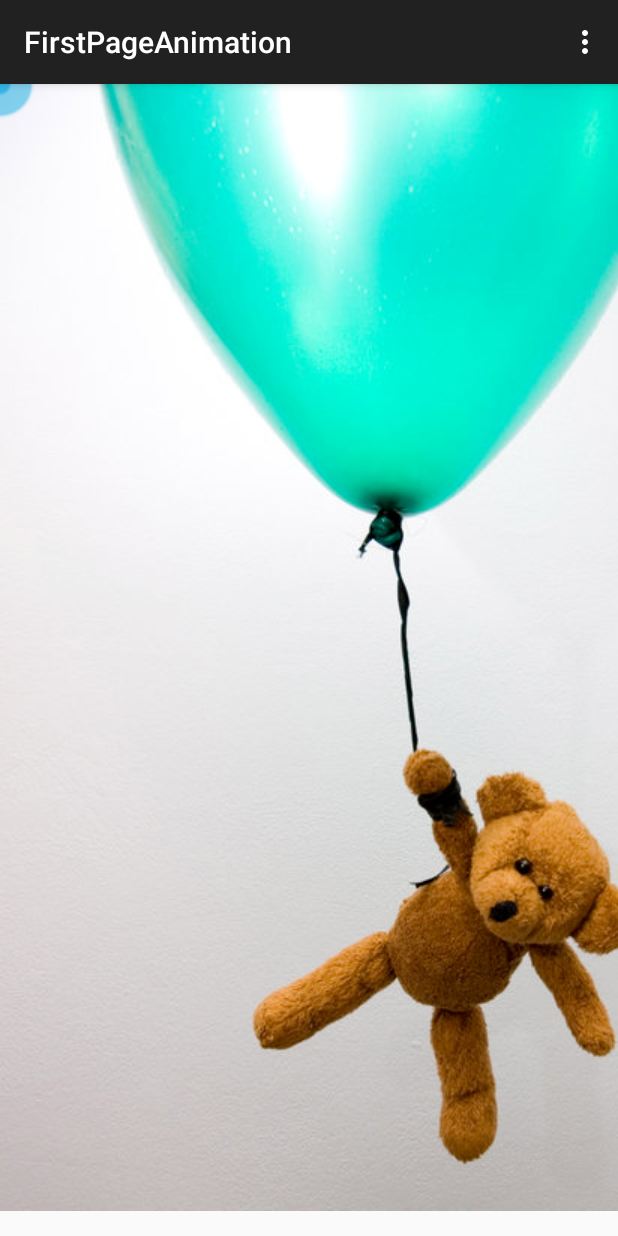
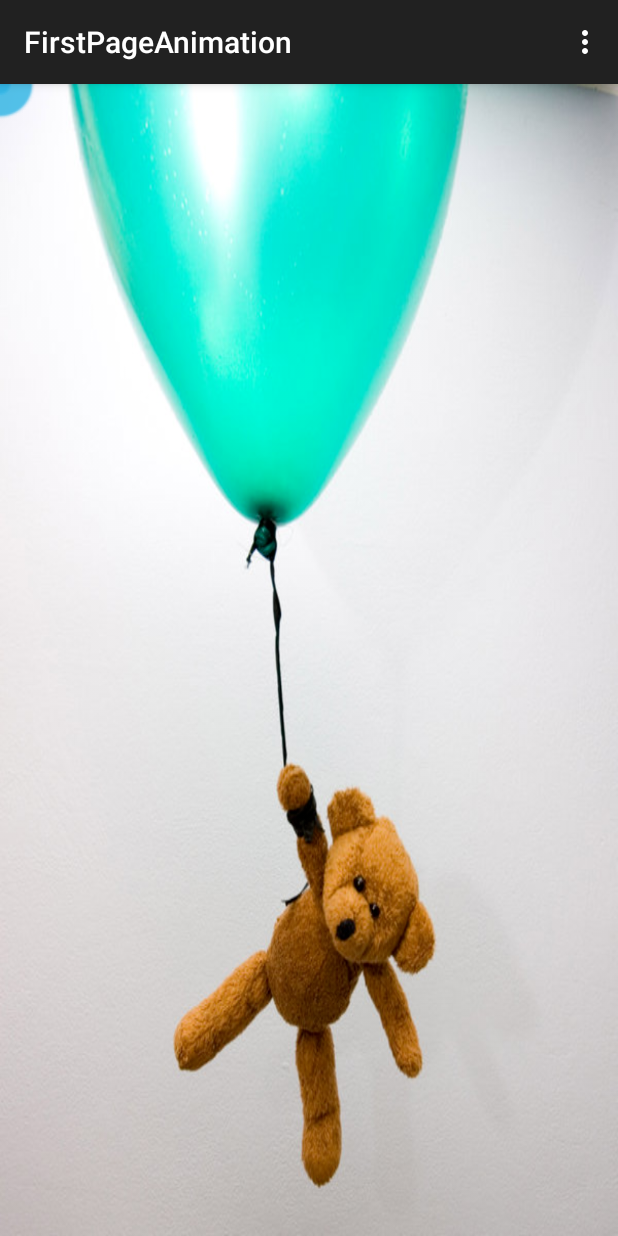
Before and after one commit to raluca-elena/intuition, an Android app: the screen it shows after launch (FirstPageAnimation), after a tap on "ANIMATION", on a phone screen of 412 x 824 dp. Run offline under Robolectric (Android 15) with nearby library versions, the phone set to English and light mode, and no system bars.

Commit message:
set background staticly and use it by adding a new view not replacing it

```diff
--- a/app/src/main/java/com/example/android/momintuition/CircularSeekBar.java
+++ b/app/src/main/java/com/example/android/momintuition/CircularSeekBar.java
@@ -12,6 +12,7 @@ import android.graphics.Color;
 import android.graphics.Paint;
 import android.graphics.RectF;
 import android.util.AttributeSet;
+import android.util.Log;
 import android.view.MotionEvent;
 import android.view.View;
 
@@ -50,6 +51,12 @@ public class CircularSeekBar extends View {
 	/** The height of the view */
 	private int height;
 
+	private static boolean alreadyDone = false;
+
+
+
+	private int dividew = 1;
+	private int divideh = 1;
 	/** The maximum progress amount */
 	private int maxProgress = 100;
 
@@ -107,6 +114,8 @@ public class CircularSeekBar extends View {
 	 */
 	private float markPointY;
 
+	public Canvas c = null;
+
 	/**
 	 * The adjustment factor. This adds an adjustment of the specified size to
 	 * both sides of the progress bar, allowing touch events to be processed
@@ -130,6 +139,13 @@ public class CircularSeekBar extends View {
 	private boolean CALLED_FROM_ANGLE = false;
 
 	private boolean SHOW_SEEKBAR = true;
+
+	public void adjustRadius( int w, int h){
+
+		dividew = w;
+		divideh = h;
+
+	}
 
 	/** The rectangle containing our circles and arcs. */
 	private RectF rect = new RectF();
@@ -208,6 +224,8 @@ public class CircularSeekBar extends View {
 	 */
 	public CircularSeekBar(Context context) {
 		super(context);
+		alreadyDone = true;
+
 		mContext = context;
 		initDrawable();
 	}
@@ -229,7 +247,7 @@ public class CircularSeekBar extends View {
 	@Override
 	protected void onMeasure(int widthMeasureSpec, int heightMeasureSpec) {
 		super.onMeasure(widthMeasureSpec, heightMeasureSpec);
-
+		Log.i("Circle draw", "CIRCLE");
 		width = getWidth(); // Get View Width
 		height = getHeight();// Get View Height
 
@@ -242,7 +260,7 @@ public class CircularSeekBar extends View {
 		cy = height / 2; // Center Y for circle
 
 		//aici se seteaza raza cercului
-		outerRadius = size / 2; // Radius of the outer circle
+		outerRadius = (size / 2)/Math.max(divideh, dividew); // Radius of the outer circle
 
 		innerRadius = outerRadius - barWidth; // Radius of the inner circle
 
@@ -267,13 +285,17 @@ public class CircularSeekBar extends View {
 	 */
 	@Override
 	protected void onDraw(Canvas canvas) {
+//if (!alreadyDone){
+	//Log.i("NOT already done ", "drawing background");
+	//p=new Paint();
+	//	Bitmap b=BitmapFactory.decodeResource(getResources(), R.drawable.teddy);
+	//p.setColor(Color.RED);
 
-		p=new Paint();
-		Bitmap b=BitmapFactory.decodeResource(getResources(), R.drawable.teddy);
-		p.setColor(Color.RED);
-		canvas.drawBitmap(b, 0, 0, p);
+
+	//canvas.drawBitmap(b, 0, 0, p);//}
 		//canvas.drawCircle(cx, cy, outerRadius, circleRing);
 		//aloha
+		canvas.drawColor(Color.TRANSPARENT);
 		canvas.drawArc(rect, startAngle, angle, false, innerColor);
 
 		//aloha
@@ -288,6 +310,7 @@ public class CircularSeekBar extends View {
 			drawMarkerAtProgress(canvas);
 		}
 		super.onDraw(canvas);
+		//c = canvas;
 	}
 
 	/**
@@ -299,8 +322,12 @@ public class CircularSeekBar extends View {
 	public void drawMarkerAtProgress(Canvas canvas) {
 		if (IS_PRESSED) {
 			canvas.drawBitmap(progressMarkPressed, dx, dy, null);
+			Log.i("draw parker  dx", dx + "");
+			Log.i("draw marker  dy" , dy + "");
 		} else {
 			canvas.drawBitmap(progressMark, dx, dy, null);
+			//canvas.drawBitmap(progressMarkPressed, dx, dy, null);
+
 		}
 	}
 
@@ -459,6 +486,8 @@ public class CircularSeekBar extends View {
 				int newPercent = (this.progress * 100) / this.maxProgress;
 				int newAngle = (newPercent * 360) / 100 ;
 				this.setAngle(newAngle);
+				//aloha
+
 				this.setProgressPercent(newPercent);
 			}
 			mListener.onProgressChange(this, this.getProgress());
@@ -516,6 +545,8 @@ public class CircularSeekBar extends View {
 		//circleColor.setColor(Color.TRANSPARENT);
 	}
 
+
+	//aici dar fara event
 	/*
 	 * (non-Javadoc)
 	 *
@@ -525,6 +556,10 @@ public class CircularSeekBar extends View {
 	public boolean onTouchEvent(MotionEvent event) {
 		float x = event.getX();
 		float y = event.getY();
+
+		Log.i("--moved x", x + "");
+		Log.i("--moved y", y + "");
+
 		boolean up = false;
 		switch (event.getAction()) {
 		case MotionEvent.ACTION_DOWN:
@@ -560,6 +595,7 @@ public class CircularSeekBar extends View {
 			markPointY = (float) (cy + outerRadius * Math.sin(Math.atan2(x - cx, cy - y) - (Math.PI /2)));
 
 			float degrees = (float) ((float) ((Math.toDegrees(Math.atan2(x - cx, cy - y)) + 360.0)) % 360.0);
+			Log.i("---degrees", degrees+"");
 			// and to make it count 0-360
 			if (degrees < 0) {
 				degrees += 2 * Math.PI;
--- a/app/src/main/java/com/example/android/momintuition/FirstPageAnimation.java
+++ b/app/src/main/java/com/example/android/momintuition/FirstPageAnimation.java
@@ -1,11 +1,14 @@
 package com.example.android.momintuition;
 
+import android.graphics.Canvas;
 import android.graphics.Color;
 import android.support.v7.app.ActionBarActivity;
 import android.os.Bundle;
 import android.util.Log;
 import android.view.Menu;
 import android.view.MenuItem;
+import android.view.View;
+import android.view.ViewGroup;
 import android.view.animation.Animation;
 import android.view.animation.AnimationUtils;
 import android.widget.Button;
@@ -13,23 +16,25 @@ import android.widget.Button;
 
 public class FirstPageAnimation extends ActionBarActivity {
     CircularSeekBar circularSeekbar;
+    CircularSeekBar circularSeekbar2;
+
 
     @Override
     protected void onCreate(Bundle savedInstanceState) {
         super.onCreate(savedInstanceState);
         setContentView(R.layout.activity_first_page_animation);
-        //Button btn = (Button) findViewById(R.id.animatedButton);
-        //Animation hyperspaceJump = AnimationUtils.loadAnimation(this, R.anim.hyperspace_jump);
-        //hyperspaceJump.setRepeatCount(4);
-        //btn.startAnimation(hyperspaceJump);
+        ViewGroup v = (ViewGroup)findViewById(R.id.abc);
+
 
         circularSeekbar = new CircularSeekBar(this);
+        circularSeekbar.adjustRadius(6, 2);
+
         circularSeekbar.setMaxProgress(100);
         circularSeekbar.setProgress(0);
-        setContentView(circularSeekbar);
-        circularSeekbar.invalidate();
-
-
+        addContentView(circularSeekbar, v.getLayoutParams());
+        //circularSeekbar.invalidate();
+        //circularSeekbar.setProgress(20);
+        circularSeekbar.setAngle(120);
 
         circularSeekbar.setSeekBarChangeListener(new CircularSeekBar.OnSeekChangeListener() {
 
@@ -38,6 +43,22 @@ public class FirstPageAnimation extends ActionBarActivity {
                 Log.d("Welcome", "Progress:" + view.getProgress() + "/" + view.getMaxProgress());
             }
         });
+
+
+        circularSeekbar2 = new CircularSeekBar(this);
+        circularSeekbar2.setMaxProgress(100);
+        circularSeekbar2.setProgress(0);
+        addContentView(circularSeekbar2, v.getLayoutParams());
+        circularSeekbar2.invalidate();
+
+        circularSeekbar2.setSeekBarChangeListener(new CircularSeekBar.OnSeekChangeListener() {
+
+            @Override
+            public void onProgressChange(CircularSeekBar view, int newProgress) {
+                Log.d("Welcome1", "Progress:" + view.getProgress() + "/" + view.getMaxProgress());
+            }
+        });
+
 
     }
 
--- a/app/src/main/res/layout/activity_first_page_animation.xml
+++ b/app/src/main/res/layout/activity_first_page_animation.xml
@@ -1,17 +1,19 @@
 <RelativeLayout xmlns:android="http://schemas.android.com/apk/res/android"
     xmlns:tools="http://schemas.android.com/tools"
     xmlns:app="http://schemas.android.com/apk/res-auto"
+    android:id="@+id/abc"
     android:layout_width="match_parent"
     android:layout_height="match_parent"
     android:paddingLeft="@dimen/activity_horizontal_margin"
     android:paddingRight="@dimen/activity_horizontal_margin"
     android:paddingTop="@dimen/activity_vertical_margin"
     android:paddingBottom="@dimen/activity_vertical_margin"
+    android:background="@drawable/teddy"
+
     tools:context="com.example.android.momintuition.FirstPageAnimation">
 
 
-
-    <com.example.android.momintuition.CircleButton
+    <!--<com.example.android.momintuition.CircleButton
     android:layout_width="164dip"
     android:layout_height="164dip"
         android:id="@+id/zuzu"
@@ -19,5 +21,5 @@
     app:cb_color="#99CC00"
     app:cb_pressedRingWidth="18dip"
         android:layout_centerVertical="true"
-        android:layout_centerHorizontal="true" />
+        android:layout_centerHorizontal="true" />-->
 </RelativeLayout>
```
